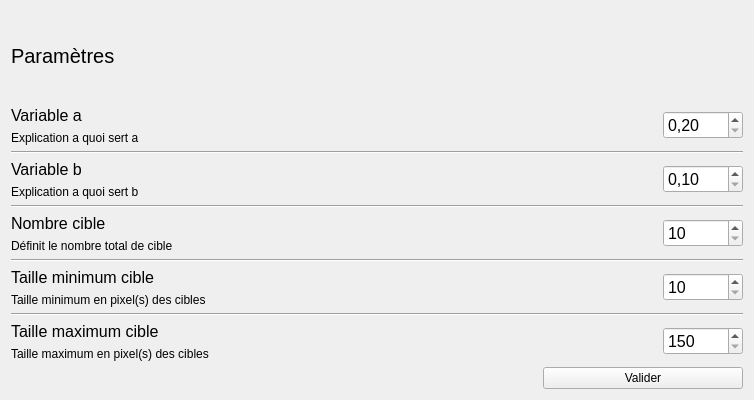
Above: forms/settings.ui from axel7083/Fitts before the change. Below: the same form after it.
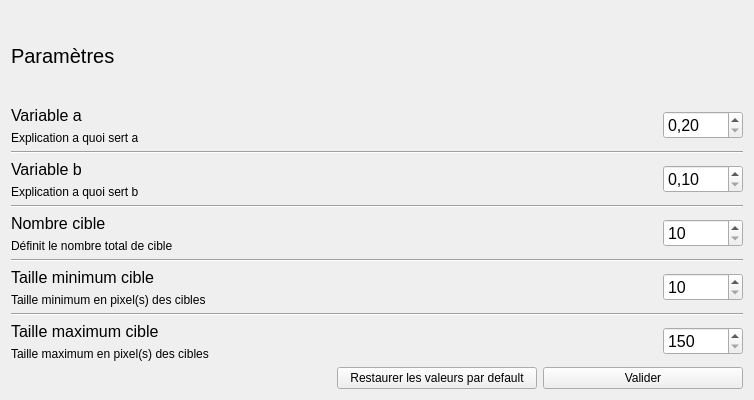
That is the form after the change.

Diff of the .ui file:
```diff
--- a/forms/settings.ui
+++ b/forms/settings.ui
@@ -390,7 +390,20 @@
         </spacer>
        </item>
        <item>
-        <widget class="QPushButton" name="pushButton">
+        <widget class="QPushButton" name="restore_default">
+         <property name="minimumSize">
+          <size>
+           <width>200</width>
+           <height>0</height>
+          </size>
+         </property>
+         <property name="text">
+          <string>Restaurer les valeurs par default</string>
+         </property>
+        </widget>
+       </item>
+       <item>
+        <widget class="QPushButton" name="validate_btn">
          <property name="minimumSize">
           <size>
            <width>200</width>
```
Left out of the diff: 13 changed lines with no effect on the pictures.
